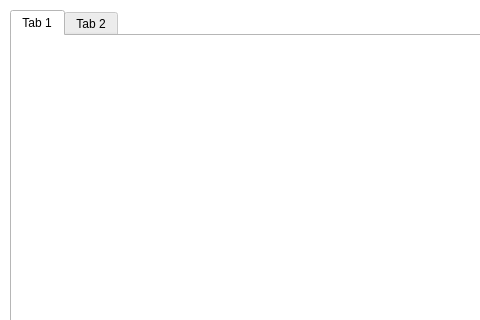
This is mainwindow.ui in EEE318-project-grp12-2026/Grid-Simulator-Control-Interface as Qt 5 draws it before an edit; both pictures show x 0 to 480 and y 0 to 320 of the 1215 by 696 pixel window. The edited form follows.
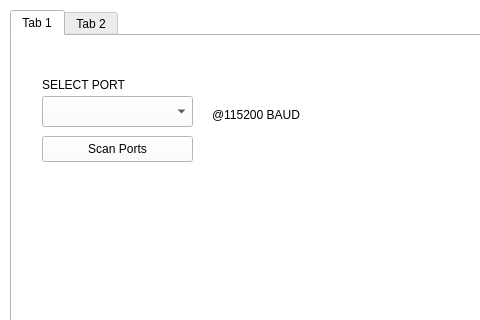
This is the edited form. The open tabs and pages were chosen to show the change.

```diff
--- a/mainwindow.ui
+++ b/mainwindow.ui
@@ -499,6 +499,55 @@
      <attribute name="title">
       <string>Tab 1</string>
      </attribute>
+     <widget class="QComboBox" name="combo_SerPorts">
+      <property name="geometry">
+       <rect>
+        <x>30</x>
+        <y>60</y>
+        <width>151</width>
+        <height>31</height>
+       </rect>
+      </property>
+     </widget>
+     <widget class="QLabel" name="label_9">
+      <property name="geometry">
+       <rect>
+        <x>30</x>
+        <y>40</y>
+        <width>141</width>
+        <height>18</height>
+       </rect>
+      </property>
+      <property name="text">
+       <string>SELECT PORT</string>
+      </property>
+     </widget>
+     <widget class="QLabel" name="label_10">
+      <property name="geometry">
+       <rect>
+        <x>200</x>
+        <y>70</y>
+        <width>141</width>
+        <height>18</height>
+       </rect>
+      </property>
+      <property name="text">
+       <string>@115200 BAUD</string>
+      </property>
+     </widget>
+     <widget class="QPushButton" name="btn_ScanPorts">
+      <property name="geometry">
+       <rect>
+        <x>30</x>
+        <y>100</y>
+        <width>151</width>
+        <height>26</height>
+       </rect>
+      </property>
+      <property name="text">
+       <string>Scan Ports</string>
+      </property>
+     </widget>
     </widget>
     <widget class="QWidget" name="tab_2">
      <attribute name="title">
```
Left out of the diff: 23 changed lines with no effect on the pictures.
